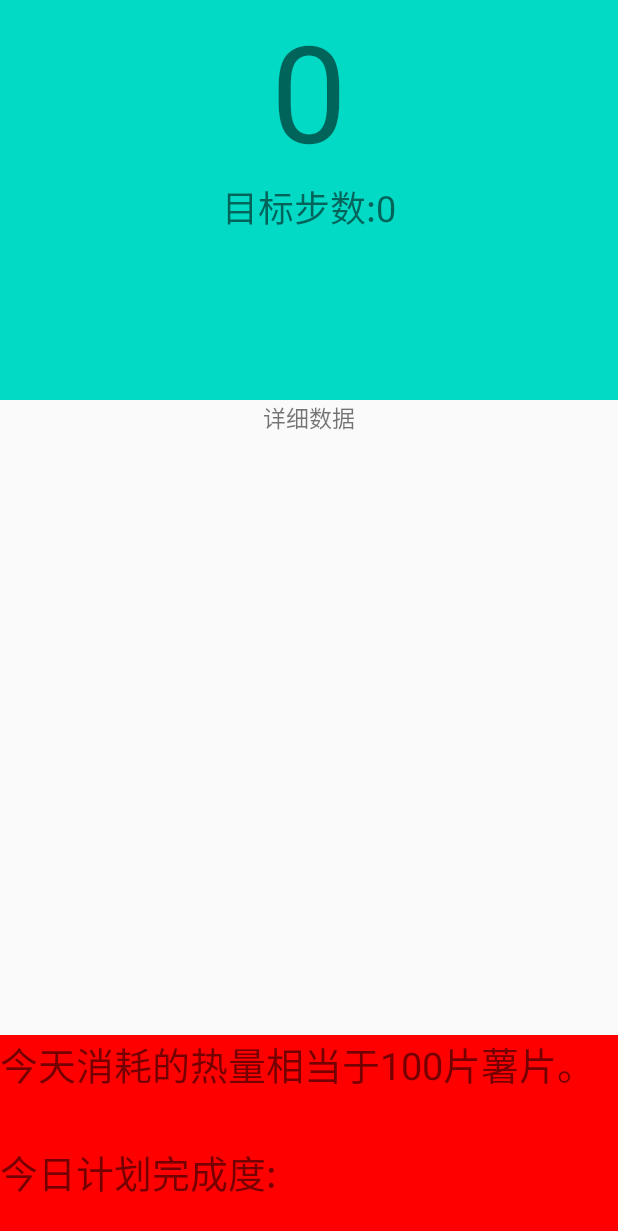
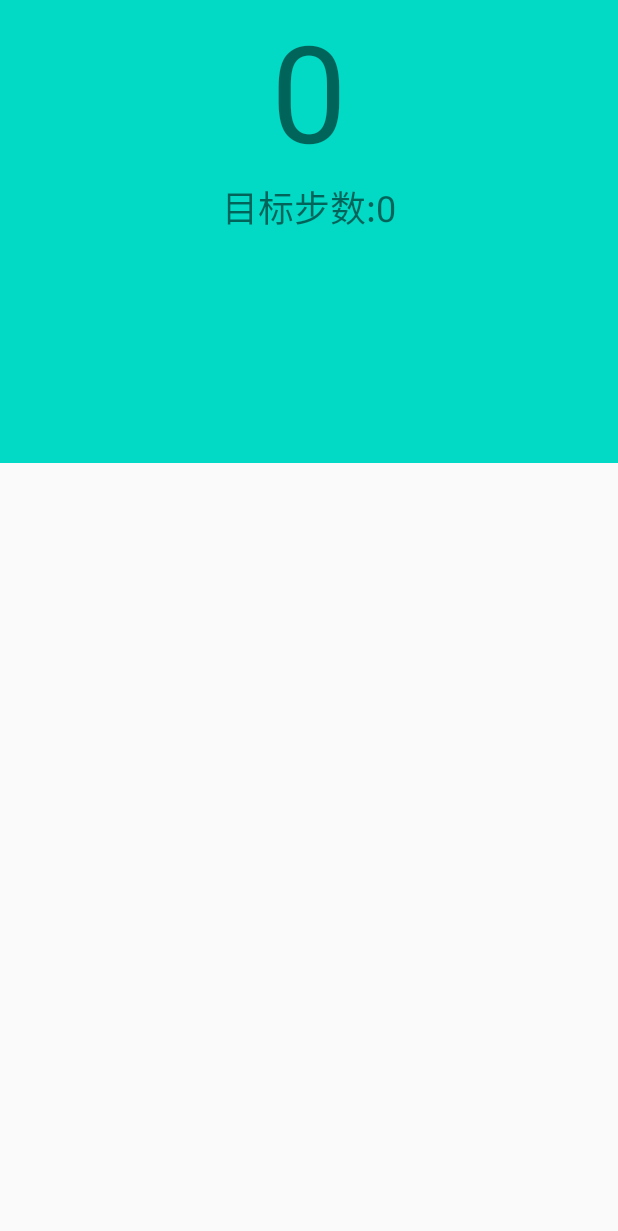
Before and after one commit to llpig/windowsCode, an Android app: the layout fragment_sports_show.xml on its own in the app's theme, with its tools: preview values and no code run, on a phone screen of 412 x 824 dp. Shown: the top 1231 px of the screen. Run offline under Robolectric (Android 15) with nearby library versions, the phone set to English and light mode, and no system bars.

Commit message:
添加组合图

```diff
--- a/android/NightRunning/app/build.gradle
+++ b/android/NightRunning/app/build.gradle
@@ -25,12 +25,14 @@ android {
 
 dependencies {
     implementation fileTree(dir: 'libs', include: ['*.jar'])
-
     implementation 'androidx.appcompat:appcompat:1.1.0'
     implementation 'androidx.constraintlayout:constraintlayout:1.1.3'
+    //添加图表库MPAndroidChart依赖
+    implementation 'com.github.PhilJay:MPAndroidChart:v3.1.0'
     testImplementation 'junit:junit:4.13'
     androidTestImplementation 'androidx.test.ext:junit:1.1.1'
     androidTestImplementation 'androidx.test.espresso:espresso-core:3.2.0'
     //添加查看数据库依赖
     debugImplementation 'com.amitshekhar.android:debug-db:1.0.0'
+
 }
--- a/android/NightRunning/app/src/main/java/com/kong/nightrunning/MainActivity.java
+++ b/android/NightRunning/app/src/main/java/com/kong/nightrunning/MainActivity.java
@@ -8,6 +8,7 @@ import android.content.BroadcastReceiver;
 import android.content.Context;
 import android.content.Intent;
 import android.content.IntentFilter;
+import android.content.SharedPreferences;
 import android.os.Bundle;
 import android.os.Process;
 import android.util.Log;
@@ -25,6 +26,8 @@ public class MainActivity extends AppCompatActivity {
     private Intent serviceIntent;
     private Button mButtonUserAvatar, mButtonSportsShow, mButtonRunning, mButtonSportsCircle;
     public Fragment mLastFragment, mSportsShowFragment, mRunningFragment, mSportsCircleFragment;
+    public String userName;
+    public NightRunningDatabase helper;
 
     @Override
     protected void onCreate(Bundle savedInstanceState) {
@@ -38,6 +41,9 @@ public class MainActivity extends AppCompatActivity {
     private void initActivity() {
         //取消App的标题栏
         getSupportActionBar().hide();
+        //从文件中读取用户名
+        userName=getSharedPreferences("test1",MODE_PRIVATE).getString("userName","");
+        helper=new NightRunningDatabase(this, "NightRunning", null, 1);
         findViewAndSetOnClickListener();
         mTextViewTitle = findViewById(R.id.TextViewTitle);
         mSportsShowFragment = new SportsShowFragment();
--- a/android/NightRunning/app/src/main/java/com/kong/nightrunning/NightRunningService.java
+++ b/android/NightRunning/app/src/main/java/com/kong/nightrunning/NightRunningService.java
@@ -44,6 +44,7 @@ public class NightRunningService extends Service {
     public IBinder onBind(Intent intent) {
         return null;
     }
+
 
     @Override
     public void onCreate() {
@@ -150,8 +151,8 @@ public class NightRunningService extends Service {
         registerReceiver(broadcastReceiver, filter);
     }
 
-    public void sensorUpdateData(int startStepNumber){
-        helper.upDateRecordsToMotionInfoTableNormal(db,userName,"date('now','localtime')",startStepNumber,0);
+    public void sensorUpdateData(int startStepNumber) {
+        helper.upDateRecordsToMotionInfoTableNormal(db, userName, "date('now','localtime')", startStepNumber, 0);
     }
 
     @Override
--- a/android/NightRunning/app/src/main/res/layout/fragment_sports_show.xml
+++ b/android/NightRunning/app/src/main/res/layout/fragment_sports_show.xml
@@ -7,7 +7,7 @@
     <LinearLayout
         android:layout_width="match_parent"
         android:layout_height="0dp"
-        android:layout_weight="2"
+        android:layout_weight="3"
         android:background="@color/colorAccent"
         android:orientation="vertical">
 
@@ -31,74 +31,46 @@
 
     </LinearLayout>
 
-    <LinearLayout
-        android:layout_width="match_parent"
-        android:layout_height="wrap_content"
-        android:orientation="vertical">
-
-        <TextView
-            android:layout_width="wrap_content"
-            android:layout_height="wrap_content"
-            android:layout_gravity="center_horizontal"
-            android:text="详细数据"
-            android:textSize="15sp" />
-
-    </LinearLayout>
 
     <LinearLayout
         android:layout_width="match_parent"
         android:layout_height="0dp"
-        android:layout_weight="3"
+        android:layout_weight="5"
         android:orientation="horizontal">
 
         <FrameLayout
-            android:id="@+id/LayoutDetailedData"
+            android:id="@+id/recentExerciseDataDisplay"
             android:layout_width="0dp"
             android:layout_height="match_parent"
             android:layout_weight="1">
 
         </FrameLayout>
 
-        <FrameLayout
-            android:id="@+id/LayoutNormalModeDetailedData"
-            android:layout_width="0dp"
-            android:layout_height="match_parent"
-            android:layout_weight="1">
-
-        </FrameLayout>
-
-        <FrameLayout
-            android:id="@+id/LayoutRunningModeDetailedData"
-            android:layout_width="0dp"
-            android:layout_height="match_parent"
-            android:layout_weight="1">
-
-        </FrameLayout>
     </LinearLayout>
 
-    <LinearLayout
-        android:layout_width="match_parent"
-        android:layout_height="0dp"
-        android:layout_weight="1"
-        android:background="@color/colorRed"
-        android:orientation="vertical">
+<!--    <LinearLayout-->
+<!--        android:layout_width="match_parent"-->
+<!--        android:layout_height="0dp"-->
+<!--        android:layout_weight="1"-->
+<!--        android:background="@color/colorRed"-->
+<!--        android:orientation="vertical">-->
 
-        <TextView
-            android:layout_width="wrap_content"
-            android:layout_height="0dp"
-            android:layout_weight="1"
-            android:text="今天消耗的热量相当于100片薯片。"
-            android:maxLines="1"
-            android:textSize="25sp" />
+<!--        <TextView-->
+<!--            android:layout_width="wrap_content"-->
+<!--            android:layout_height="0dp"-->
+<!--            android:layout_weight="1"-->
+<!--            android:maxLines="1"-->
+<!--            android:text="今天消耗的热量相当于100片薯片。"-->
+<!--            android:textSize="25sp" />-->
 
-        <TextView
-            android:layout_width="wrap_content"
-            android:layout_height="0dp"
-            android:layout_weight="1"
-            android:layout_marginTop="10dp"
-            android:maxLines="1"
-            android:text="今日计划完成度:"
-            android:textSize="25sp" />
-    </LinearLayout>
+<!--        <TextView-->
+<!--            android:layout_width="wrap_content"-->
+<!--            android:layout_height="0dp"-->
+<!--            android:layout_marginTop="10dp"-->
+<!--            android:layout_weight="1"-->
+<!--            android:maxLines="1"-->
+<!--            android:text="今日计划完成度:"-->
+<!--            android:textSize="25sp" />-->
+<!--    </LinearLayout>-->
 
 </LinearLayout>
--- a/android/NightRunning/app/src/main/res/values/colors.xml
+++ b/android/NightRunning/app/src/main/res/values/colors.xml
@@ -6,4 +6,5 @@
     <color name="colorRed">#FF0000</color>
     <color name="colorYellow">#FFFF00</color>
     <color name="colorBlack">#000000</color>
+    <color name="colorPurple">#D500F9</color>
 </resources>
--- a/android/NightRunning/build.gradle
+++ b/android/NightRunning/build.gradle
@@ -21,6 +21,8 @@ allprojects {
         google()
         jcenter()
         maven { url 'https://dl.bintray.com/kotlin/kotlin-eap' }
+        //添加图表库MPAndroidChart中央库地址
+        maven { url "https://jitpack.io" }
     }
 }
 
```
Also changed, not shown: android/NightRunning/app/src/main/java/com/kong/nightrunning/DetailedDataFragment.java (deleted, +0 -41 lines), android/NightRunning/app/src/main/java/com/kong/nightrunning/NightRunningDatabase.java (+18 -1 lines), android/NightRunning/app/src/main/java/com/kong/nightrunning/NightRunningSensorEventListener.java (+1 -9 lines), android/NightRunning/app/src/main/java/com/kong/nightrunning/SportsShowFragment.java (+14 -23 lines), android/NightRunning/app/src/main/java/com/kong/nightrunning/StepNumberChartFragment.java (added, +255 -0 lines), android/NightRunning/app/src/main/res/layout/fragment_detailed_data.xml (deleted, +0 -59 lines), android/NightRunning/app/src/main/res/layout/fragment_recent_step_count.xml (added, +12 -0 lines), 33 other files.
